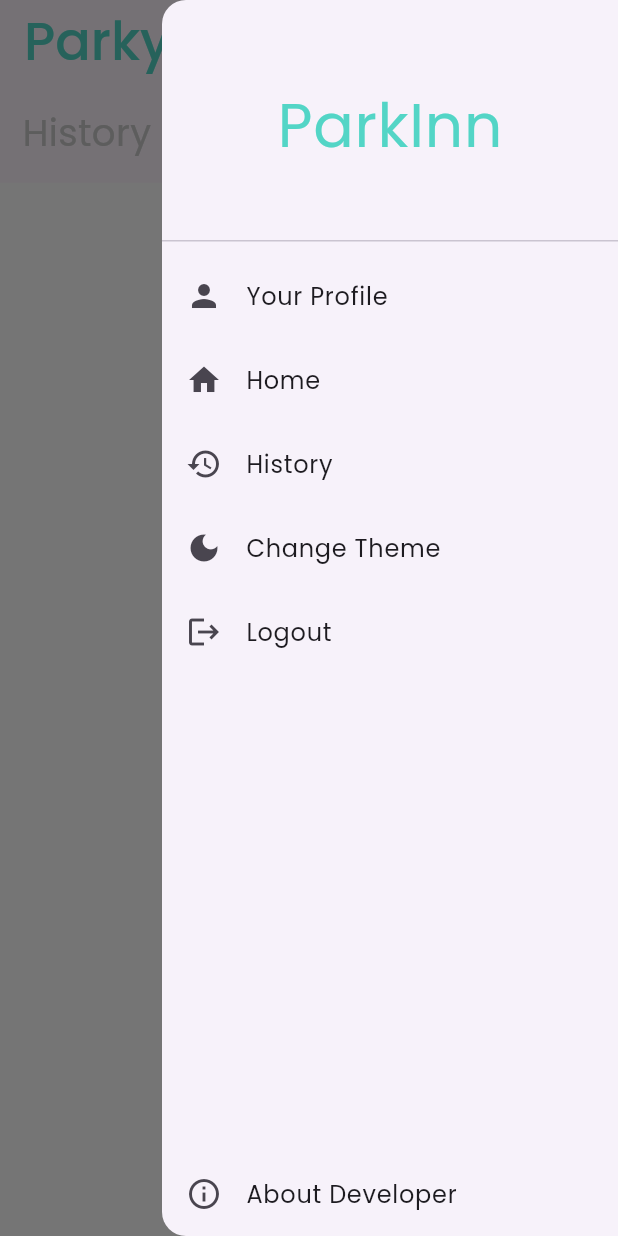
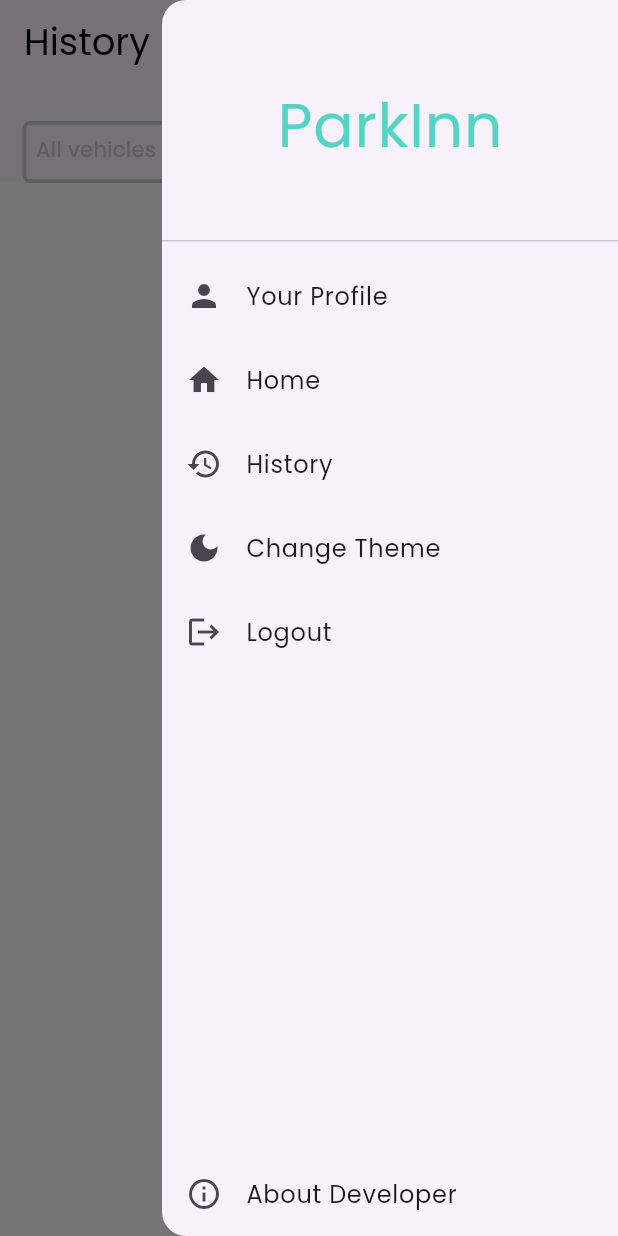
Before and after one commit to AnuroopFarkya11/parkinn, a Flutter app: the History screen opened by its route, after a tap on the "menu" icon, on a phone screen of 412 x 824 dp. Run offline on Flutter 3.47's test engine with Material 2 defaults, Android fonts, the phone set to English and light mode, and no system bars; our stand-ins replace cached_network_image, flutter_otp_text_field, get, google_fonts, otp_text_field, shared_preferences and 1 more; accounts and stored records are empty.

Commit message:
initial commit

```diff
--- a/lib/Screens/add_vehicle_screen/add_vehicle_screen.dart
+++ b/lib/Screens/add_vehicle_screen/add_vehicle_screen.dart
@@ -22,7 +22,7 @@ class AddVehicleScreen extends GetView<AddVehicleController> {
         child: CustomScrollView(
           // physics: NeverScrollableScrollPhysics(),
           slivers: [
-            ParkInBar(bottomWidget: Container(),),
+            ParkInBar(titleWidget: Container(),bottomWidget: Container()),
 
 
           ],
--- a/lib/Screens/auth_screen/auth_controller.dart
+++ b/lib/Screens/auth_screen/auth_controller.dart
@@ -69,7 +69,7 @@ class AuthController extends GetxController {
   Future onVerifyOtp() async {
     //TODO:Error handling now done by anuroop
 
-    if (otpKey.currentState!.validate()) {
+    // if (otpKey.currentState!.validate()) {
       isLoading.value = true;
 
       try {
@@ -84,13 +84,13 @@ class AuthController extends GetxController {
 
             SharedService.setStatus(status: true);
 
-            Get.offAllNamed('/homeScreen');
+            Get.offAllNamed(ParkYnRoute.homeScreen);
           },
         );
       } on Exception catch (e) {
         // TODO Anuroop ERror handling will be done
         log(name: "AUTH SCREEN", "$e");
       }
-    }
+
   }
 }
--- a/lib/Screens/history_screen/history_screen.dart
+++ b/lib/Screens/history_screen/history_screen.dart
@@ -27,20 +27,24 @@ class History extends GetView<HistoryController> {
         child: CustomScrollView(
           slivers: [
             ParkInBar(
-                bottomWidget: Column(
+                titleWidget: Column(
                   mainAxisAlignment: MainAxisAlignment.center,
                   crossAxisAlignment: CrossAxisAlignment.start,
                   children: [
-                Row(
-                  mainAxisAlignment: MainAxisAlignment.spaceBetween,
+                    Column(
+                      mainAxisAlignment: MainAxisAlignment.start,
                       children: [
                         Text(
                           "History",
                           style: TextStyle(
-                          color: BrandColors.subTitleColor,
+                              color: Colors.black,
                               fontSize: CustomSizes.height * 0.06 * 0.5),
                         ),
-                    Container(
+                      ],
+                    ),
+                  ],
+                ),
+                bottomWidget: Container(
                   padding: EdgeInsets.all(CustomSizes.height * 0.008),
                   decoration: BoxDecoration(
                     color: Colors.transparent,
@@ -50,10 +54,6 @@ class History extends GetView<HistoryController> {
                   ),
                   child: Text("All vehicles",
                       style: TextStyle(color: BrandColors.subTitleColor)),
-                    )
-                  ],
-                ),
-              ],
                 )),
             SliverFillRemaining(
               child: Container(
@@ -70,7 +70,8 @@ class History extends GetView<HistoryController> {
                           return HistoryCard(
                             vehicleNumber: controller
                                 .history![index]!.vehicleData!.vehicleNumber!,
-                            vehicleType: controller.history![index]!.vehicleData!.vehicleType!,
+                            vehicleType: controller
+                                .history![index]!.vehicleData!.vehicleType!,
                             location: controller.history![index]!.locationId!,
                             //todo Pass the original values
                             closingBalance: "360",
--- a/lib/Widgets/app_bar/app_bar.dart
+++ b/lib/Widgets/app_bar/app_bar.dart
@@ -12,27 +12,21 @@ class ParkInBar extends GetView<ParkInnBarController> {
   // final double? subtitleHeight;
   // final bool showContainer;
 
+  final Widget titleWidget;
+
   final Widget bottomWidget;
 
-  const ParkInBar({super.key, required this.bottomWidget});
+   ParkInBar({super.key, required this.bottomWidget,  required this.titleWidget});
 
   @override
   Widget build(BuildContext context) {
     return SliverAppBar(
+
         automaticallyImplyLeading: false,
         pinned: true,
         // backgroundColor: Colors.white,
         actionsIconTheme: const IconThemeData(color: Colors.black),
-        title: Row(
-          children: [
-            Text("Parkyn", style: TextStyle(
-                color: BrandColors.primaryColor,
-                fontSize: 35,
-                fontWeight: FontWeight.w500),),
-            Image.asset("assets/icons/icon_full.png", height: 35, )
-          ],
-        ),
-
+        title:  titleWidget ,
         bottom: PreferredSize(
     preferredSize: Size.fromHeight(CustomSizes.height * 0.08),
     child: Container(
--- a/pubspec.yaml
+++ b/pubspec.yaml
@@ -44,6 +44,7 @@ dependencies:
   cached_network_image: ^3.2.3
   flutter_launcher_icons: ^0.13.1
   otp_text_field: ^1.1.3
+  flutter_otp_text_field: ^1.1.1
 
 
 dev_dependencies:
```
Also changed, not shown: lib/Screens/auth_screen/auth_screen.dart (+30 -9 lines), lib/Screens/home_screen/home_screen.dart (+16 -9 lines), lib/Screens/profile_screen/profile_screen.dart (+3 -4 lines), lib/Screens/transaction_qr_screen/transaction_qr_screen.dart (+12 -5 lines), lib/Widgets/card_layout/card_layout.dart (+11 -5 lines), pubspec.lock. Lines whose indentation alone changed are shown as unchanged.
